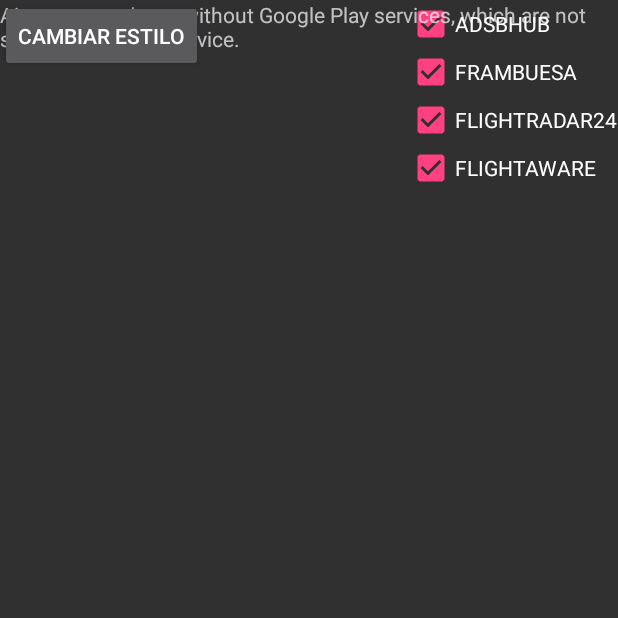
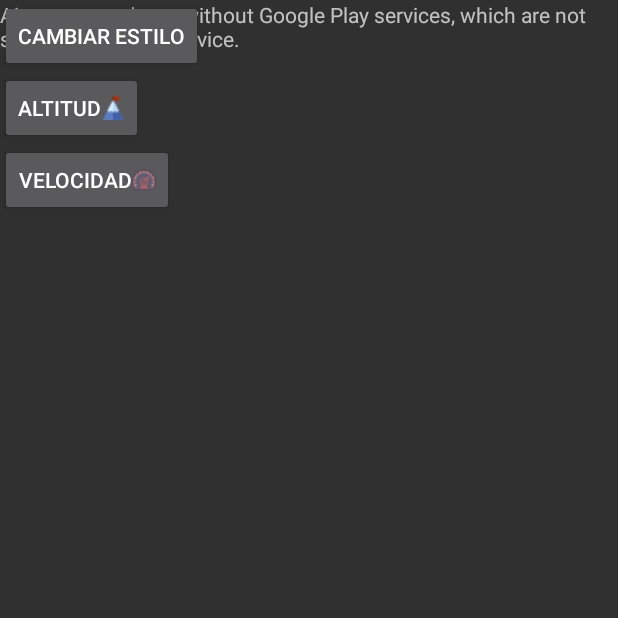
Before and after one commit to Mariordk/Airpports, an Android app: the MapsActivity screen opened directly, with no data from a screen before it, on a phone screen of 412 x 824 dp, the top half of it. Run offline under Robolectric (Android 15) with nearby library versions, the phone set to English and light mode, and no system bars; 1 statement that could not run was skipped.

Commit message:
Añadida la gráfica de la velocidad del vuelo actual. Faltan comentarios.

```diff
--- a/app/src/main/AndroidManifest.xml
+++ b/app/src/main/AndroidManifest.xml
@@ -20,7 +20,7 @@
 
     <application
         android:allowBackup="true"
-        android:icon="@mipmap/ic_launcher"
+        android:icon="@drawable/aeroplane"
         android:label="@string/app_name"
         android:supportsRtl="true"
         android:theme="@style/AppTheme">
@@ -47,6 +47,10 @@
             android:name=".MapsActivity"
             android:label="@string/title_activity_maps"></activity>
 
+        <activity
+            android:name=".PlotAltitudesActivity"
+            android:label="@string/altitude_summary"></activity>
+
         <provider
             android:name="com.example.mario.airpports.FlightProvider"
             android:authorities="com.example.mario.airpports.FlightProvider"
--- a/app/src/main/java/com/example/mario/airpports/MapsActivity.java
+++ b/app/src/main/java/com/example/mario/airpports/MapsActivity.java
@@ -2,11 +2,13 @@ package com.example.mario.airpports;
 
 
 import android.content.ContentValues;
+import android.content.Intent;
 import android.database.sqlite.SQLiteDatabase;
 import android.graphics.Color;
 import android.graphics.Typeface;
 import android.net.Uri;
 import android.os.AsyncTask;
+import android.os.Parcelable;
 import android.support.v4.app.FragmentActivity;
 import android.os.Bundle;
 import android.view.Gravity;
@@ -36,6 +38,7 @@ import org.json.JSONArray;
 
 import org.json.JSONObject;
 
+import java.io.Serializable;
 import java.util.ArrayList;
 import java.util.List;
 
@@ -48,6 +51,8 @@ public class MapsActivity extends FragmentActivity implements OnMapReadyCallback
     private GoogleMap mMap;
     Spinner numero_vuelo;
     Button tipoMapa;
+    Button botonAltitudes;
+    Button botonVelocidades;
 
     int[] message;
     String[] aircraft;
@@ -57,24 +62,34 @@ public class MapsActivity extends FragmentActivity implements OnMapReadyCallback
     int[] speed;
     String[] time1 ;
     int[] source;
-    int size;
-    boolean result = true;
+
+    List<Integer> alturas;
+    List<Integer> velocidades;
+
+    int altura_maxima = 0;
+    int velocidad_maxima = 0;
+
     @Override
     protected void onCreate(Bundle savedInstanceState) {
         super.onCreate(savedInstanceState);
         setContentView(R.layout.activity_maps);
         numero_vuelo = (Spinner) findViewById(R.id.numero_vuelo);
+
         tipoMapa = (Button) findViewById(R.id.tipoMapa);
+        botonAltitudes = (Button) findViewById(R.id.grafica_altura);
+        botonVelocidades = (Button) findViewById(R.id.grafica_velocidad);
 
 
         Rest rest = new Rest();
         rest.execute(getIntent().getExtras().getString("numero_vuelo"));
 
         // Obtain the SupportMapFragment and get notified when the map is ready to be used.
-        SupportMapFragment mapFragment = (SupportMapFragment) getSupportFragmentManager().findFragmentById(R.id.map);
+        final SupportMapFragment mapFragment = (SupportMapFragment) getSupportFragmentManager().findFragmentById(R.id.map);
         mapFragment.getMapAsync(this);
 
         dbHelper = new DbHelper(this);
+
+
 
         tipoMapa.setOnClickListener(new View.OnClickListener() {
             @Override
@@ -87,6 +102,8 @@ public class MapsActivity extends FragmentActivity implements OnMapReadyCallback
                 }
             }
         });
+
+
 
     }
 
@@ -177,8 +194,9 @@ public class MapsActivity extends FragmentActivity implements OnMapReadyCallback
             List<Marker> marcadores = new ArrayList<Marker>();
             //ArrayList para almacenar las alturas y velocidades del vuelo seleccionado para calcular las máximas y luego realizar
             //las gráficas pertinentes
-            List<Integer> alturas = new ArrayList<Integer>();
-            List<Integer> velocidades = new ArrayList<Integer>();
+
+            alturas = new ArrayList<Integer>();
+            velocidades = new ArrayList<Integer>();
             //Variable para almacenar las alturas del vuelo y recorrer el array
             int altura=0;
             //Si ha habido exito en la conexion al servicio rest
@@ -260,7 +278,7 @@ public class MapsActivity extends FragmentActivity implements OnMapReadyCallback
                 long fecha_consulta = System.currentTimeMillis();
                 nuevoVuelo.put(FlightContract.Column.FECHA_CONSULTA, fecha_consulta);
 
-                int altura_maxima = 0;
+
                 //Se obtiene la altura máxima alcanzada
                 for (int j=0;j<alturas.size();j++){
                     if (alturas.get(j)>altura_maxima){
@@ -271,7 +289,6 @@ public class MapsActivity extends FragmentActivity implements OnMapReadyCallback
                 //Se pone la altura maxima en el registro
                 nuevoVuelo.put(FlightContract.Column.ALTURA_MAXIMA, altura_maxima);
 
-                int velocidad_maxima = 0;
                 //Se obtiene la velocidad máxima alcanzada
                 for (int j=0;j<velocidades.size();j++){
                     if (velocidades.get(j)>velocidad_maxima){
@@ -330,4 +347,22 @@ public class MapsActivity extends FragmentActivity implements OnMapReadyCallback
         }
     }
 
+    public void mostrarAltitudes(View v){
+
+        Intent intent = new Intent(this, PlotAltitudesActivity.class);
+
+
+        Bundle b = new Bundle();
+        b.putIntegerArrayList("alturas", (ArrayList<Integer>) alturas);
+        intent.putExtra("numero_vuelo", getIntent().getExtras().getString("numero_vuelo"));
+        intent.putExtra("fecha_vuelo", getIntent().getExtras().getString("fecha_vuelo"));
+
+        intent.putExtras(b);
+
+        startActivity(intent);
+
+
+    }
+
+
 }
--- a/app/src/main/res/layout/activity_maps.xml
+++ b/app/src/main/res/layout/activity_maps.xml
@@ -1,42 +1,6 @@
 <RelativeLayout xmlns:android="http://schemas.android.com/apk/res/android"
     android:layout_width="match_parent"
     android:layout_height="match_parent">
-
-    <LinearLayout
-        android:layout_width="wrap_content"
-        android:layout_height="wrap_content"
-        android:orientation="vertical"
-        android:layout_alignParentRight="true">
-
-        <CheckBox android:id="@+id/adsbhub"
-            android:layout_width="wrap_content"
-            android:layout_height="wrap_content"
-            android:layout_alignParentRight="true"
-            android:text="ADSBHUB"
-            android:checked="true" />
-
-        <CheckBox android:id="@+id/frambuesa"
-            android:layout_width="wrap_content"
-            android:layout_height="wrap_content"
-            android:layout_alignParentRight="true"
-            android:text="FRAMBUESA"
-            android:checked="true" />
-
-        <CheckBox android:id="@+id/flightradar24"
-            android:layout_width="wrap_content"
-            android:layout_height="wrap_content"
-            android:layout_alignParentRight="true"
-            android:text="FLIGHTRADAR24"
-            android:checked="true" />
-
-        <CheckBox android:id="@+id/flightaware"
-            android:layout_width="wrap_content"
-            android:layout_height="wrap_content"
-            android:layout_alignParentRight="true"
-            android:text="FLIGHTAWARE"
-            android:checked="true" />
-
-    </LinearLayout>
 
 
     <Button android:id="@+id/tipoMapa"
@@ -44,11 +8,24 @@
         android:layout_height="wrap_content"
         android:text="@string/mapType" />
 
+    <Button android:id="@+id/grafica_altura"
+        android:layout_width="wrap_content"
+        android:layout_height="wrap_content"
+        android:layout_below="@+id/tipoMapa"
+        android:text="@string/altitude"
+        android:drawableRight="@drawable/mountain"
+        android:onClick="mostrarAltitudes"
+       />
 
-
+    <Button android:id="@+id/grafica_velocidad"
+        android:layout_width="wrap_content"
+        android:layout_height="wrap_content"
+        android:layout_below="@+id/grafica_altura"
+        android:text="@string/speed"
+        android:drawableRight="@drawable/races"
+        />
 
     <fragment xmlns:android="http://schemas.android.com/apk/res/android"
-        xmlns:map="http://schemas.android.com/apk/res-auto"
         xmlns:tools="http://schemas.android.com/tools"
         android:id="@+id/map"
         android:name="com.google.android.gms.maps.SupportMapFragment"
--- a/app/src/main/res/values/strings.xml
+++ b/app/src/main/res/values/strings.xml
@@ -20,4 +20,7 @@
     <string name="confirm_delete">¿Estás seguro de que quieres eliminar los vuelos consultados?</string>
     <string name="yes">Sí</string>
     <string name="No">No</string>
+    <string name="altitude_summary">Resumen de la altitud del vuelo </string>
+    <string name="the_day">el día</string>
+    <string name="mean_altitude">"Altitud media: "</string>
 </resources>
```
Also changed, not shown: app/build.gradle (+7 -0 lines), app/src/main/java/com/example/mario/airpports/PlotAltitudesActivity.java (added, +96 -0 lines), app/src/main/res/layout/plot_altitude.xml (added, +94 -0 lines), app/src/main/res/drawable/aeroplane.png (added), app/src/main/res/drawable/altitudegraphic.png (added), app/src/main/res/drawable/mountain.png (added), app/src/main/res/drawable/races.png (added), 1 other file.
